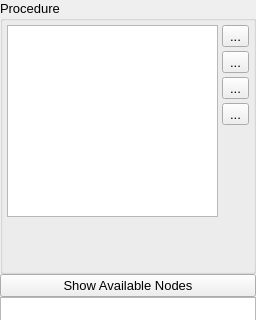
Qt form src/gui/procedureWidget.ui (disorderedmaterials/dissolve) before a commit; both pictures show x 0 to 256 and y 0 to 320 of the 256 by 570 pixel window.
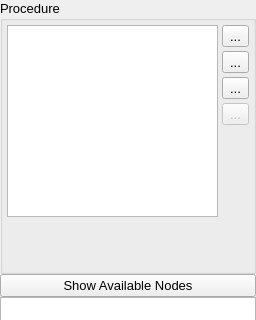
The same form after that commit. Icons and pictures are not drawn.

```diff
--- a/src/gui/procedureWidget.ui
+++ b/src/gui/procedureWidget.ui
@@ -131,6 +131,9 @@
           </item>
           <item>
            <widget class="QToolButton" name="DeleteNodeButton">
+            <property name="enabled">
+             <bool>false</bool>
+            </property>
             <property name="toolTip">
              <string>Remove node</string>
             </property>
```
